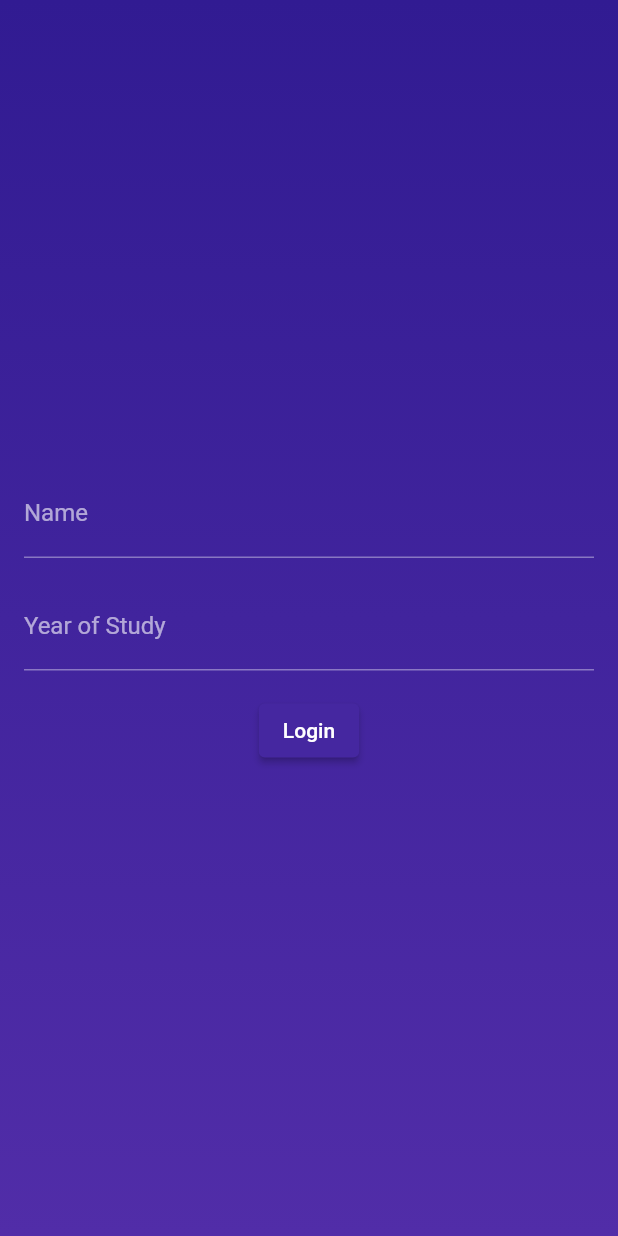
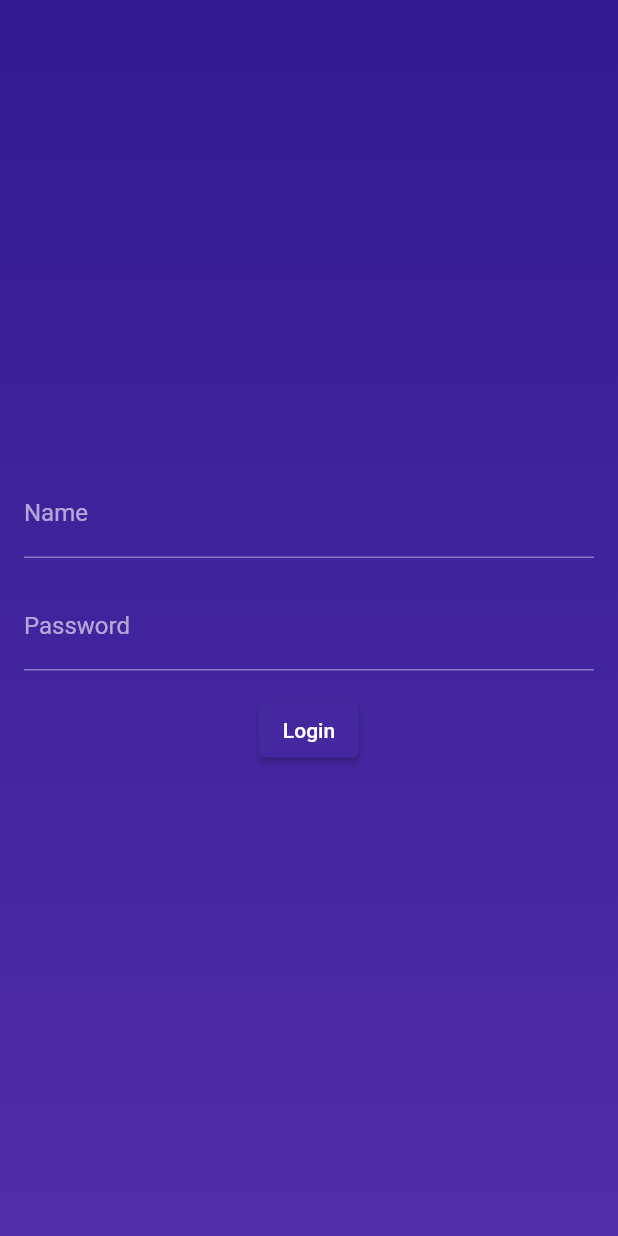
Before and after one commit to Nallu-Swami/Gamified_Education_RuIn, a Flutter app: the screen it shows after launch, on a phone screen of 412 x 824 dp. Run offline on Flutter 3.47's test engine with Material 2 defaults, Android fonts, the phone set to English and light mode, and no system bars; our stand-ins replace introduction_screen.

Commit message:
Lets get Started

```diff
--- a/lib/main.dart
+++ b/lib/main.dart
@@ -1,4 +1,6 @@
 import 'package:flutter/material.dart';
+import 'package:introduction_screen/introduction_screen.dart';
+import 'package:study_ruin/To_do_page.dart';
 
 void main() {
   runApp(const MyApp());
@@ -15,6 +17,7 @@ class MyApp extends StatelessWidget {
         brightness: Brightness.dark, // Set the overall dark theme
         primarySwatch: Colors.deepPurple, // Customize the primary color
       ),
+      debugShowCheckedModeBanner: false, // Remove the debug tag
       home: LoginPage(),
     );
   }
@@ -22,7 +25,7 @@ class MyApp extends StatelessWidget {
 
 class LoginPage extends StatelessWidget {
   final TextEditingController nameController = TextEditingController();
-  final TextEditingController yearController = TextEditingController();
+  final TextEditingController passwordController = TextEditingController(); // Change the controller name
 
   @override
   Widget build(BuildContext context) {
@@ -51,27 +54,28 @@ class LoginPage extends StatelessWidget {
             ),
             const SizedBox(height: 16),
             TextField(
-              controller: yearController,
+              controller: passwordController,
               decoration: const InputDecoration(
-                labelText: 'Year of Study',
+                labelText: 'Password', // Change the label text
               ),
-              keyboardType: TextInputType.number,
+              obscureText: true, // Set the password field to obscure the text
               style: const TextStyle(color: Colors.white),
             ),
             const SizedBox(height: 16),
             ElevatedButton(
               onPressed: () {
                 final String name = nameController.text;
-                final String year = yearController.text;
-                // Perform login logic with name and year
+                final String password = passwordController.text; // Change the variable name
+
+                // Perform login logic with name and password
 
                 // Example validation
-                if (name.isNotEmpty && year.isNotEmpty) {
-                  // Navigate to the home screen or perform necessary actions
+                if (name.isNotEmpty && password.isNotEmpty) {
+                  // Navigate to the To_do_page or perform necessary actions
                   Navigator.push(
                     context,
                     MaterialPageRoute(
-                      builder: (context) => HomeScreen(name: name, year: year),
+                      builder: (context) => ToDoPage(name: name, password: password), // Change the parameter name
                     ),
                   );
                 }
@@ -88,48 +92,3 @@ class LoginPage extends StatelessWidget {
     );
   }
 }
-
-class HomeScreen extends StatelessWidget {
-  final String name;
-  final String year;
-
-  const HomeScreen({Key? key, required this.name, required this.year}) : super(key: key);
-
-  @override
-  Widget build(BuildContext context) {
-    return Scaffold(
-      appBar: AppBar(
-        title: const Text('Home'),
-      ),
-      body: Container(
-        padding: const EdgeInsets.all(16.0),
-        decoration: BoxDecoration(
-          color: Colors.black,
-        ),
-        child: Center(
-          child: Column(
-            mainAxisAlignment: MainAxisAlignment.center,
-            children: [
-              Text(
-                'Welcome, $name!',
-                style: const TextStyle(
-                  color: Colors.white,
-                  fontSize: 24,
-                  fontWeight: FontWeight.bold,
-                ),
-              ),
-              const SizedBox(height: 16),
-              Text(
-                'Year of Study: $year',
-                style: const TextStyle(
-                  color: Colors.white,
-                  fontSize: 18,
-                ),
-              ),
-            ],
-          ),
-        ),
-      ),
-    );
-  }
-}
--- a/pubspec.yaml
+++ b/pubspec.yaml
@@ -31,6 +31,7 @@ dependencies:
   flutter:
     sdk: flutter
   carousel_slider: ^4.2.1
+  introduction_screen: ^3.1.8
 
 
   # The following adds the Cupertino Icons font to your application.
```
Also changed, not shown: lib/To_do_page.dart (added, +42 -0 lines), pubspec.lock.
